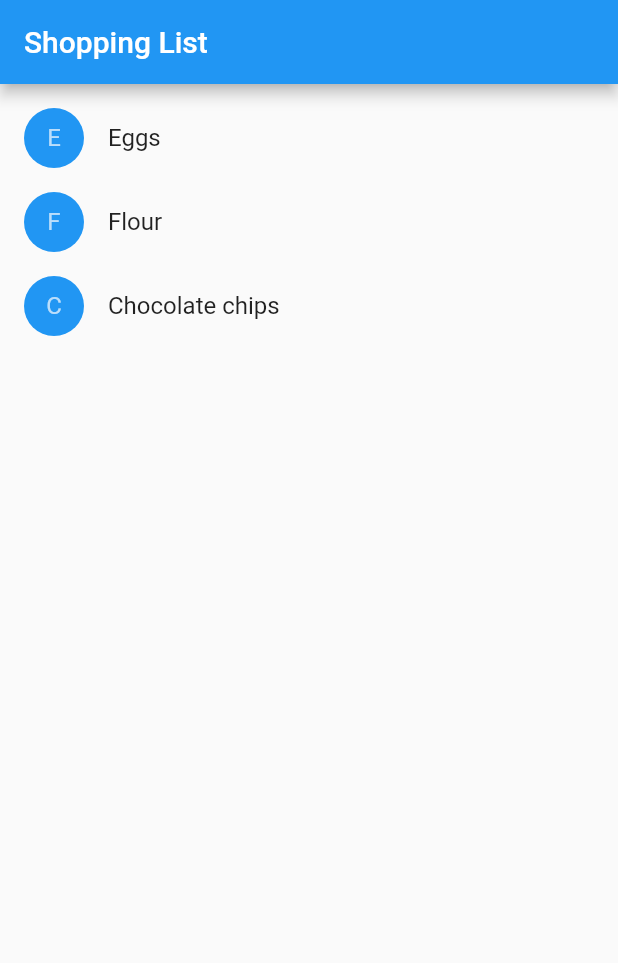
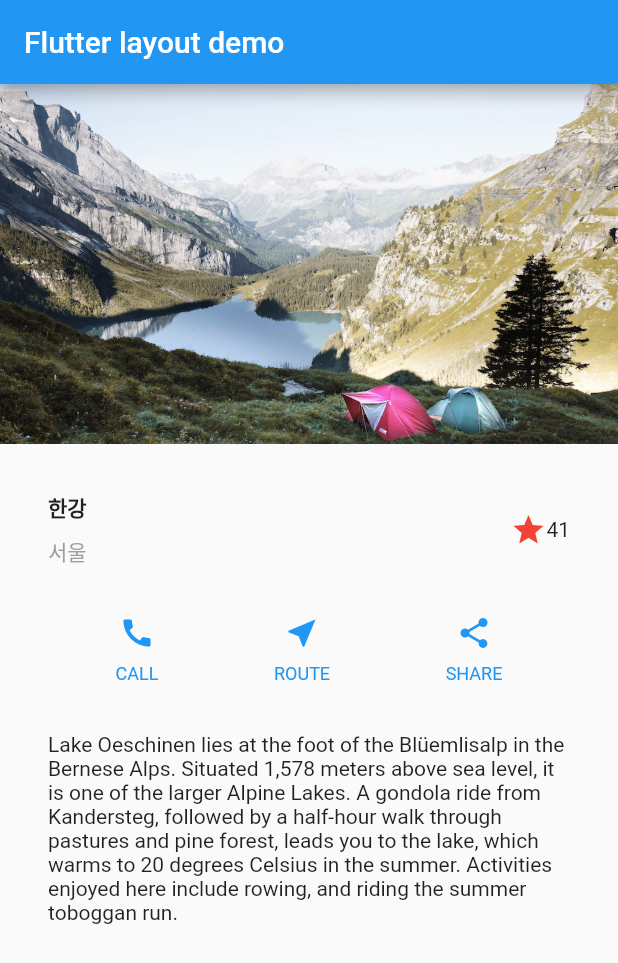
Before and after one commit to dohyun82/flutter-demo, a Flutter app: the screen it shows after launch, on a phone screen of 412 x 824 dp. Shown: the top 963 px of the screen. Run offline on Flutter 3.47's test engine with Material 2 defaults, Android fonts, the phone set to English and light mode, and no system bars.

Commit message:
feat : Tutorial

```diff
--- a/lib/main.dart
+++ b/lib/main.dart
@@ -10,22 +10,130 @@
 ///
 void main() {
   /// runApp 함수는 주어진 위젯을 가져와서 루트로 만든다.
-  runApp(
-    /// Material 위젯을 사용하기 위해 MaterialApp 으로 실행한다.
-    const MaterialApp(
-      title: 'My app',
+  runApp(const MyApp());
+  // runApp(
+  //   /// Material 위젯을 사용하기 위해 MaterialApp 으로 실행한다.
+  //   const MaterialApp(
+  //     title: 'My app',
+  //     home: Scaffold(
+  //       body: Center(
+  //           child: ShoppingList(
+  //         products: [
+  //           Product(name: 'Eggs'),
+  //           Product(name: 'Flour'),
+  //           Product(name: 'Chocolate chips'),
+  //         ],
+  //       )),
+  //     ),
+  //   ),
+  // );
+}
+
+class MyApp extends StatelessWidget {
+  const MyApp({Key? key}) : super(key: key);
+
+  @override
+  Widget build(BuildContext context) {
+    Widget titleSection = Container(
+      padding: const EdgeInsets.all(32),
+      child: Row(
+        children: [
+          Expanded(
+            child: Column(
+              crossAxisAlignment: CrossAxisAlignment.start,
+              children: [
+                Container(
+                  padding: const EdgeInsets.only(bottom: 8),
+                  child: const Text(
+                    "한강",
+                    style: TextStyle(
+                      fontWeight: FontWeight.bold,
+                    ),
+                  ),
+                ),
+                Text(
+                  '서울',
+                  style: TextStyle(color: Colors.grey[500]),
+                )
+              ],
+            ),
+          ),
+          Icon(
+            Icons.star,
+            color: Colors.red[500],
+          ),
+          const Text('41'),
+        ],
+      ),
+    );
+
+    Color color = Theme.of(context).primaryColor;
+
+    Widget buttonSection = Row(
+      mainAxisAlignment: MainAxisAlignment.spaceEvenly,
+      children: [
+        _buildButtonColumn(color, Icons.call, 'CALL'),
+        _buildButtonColumn(color, Icons.near_me, 'ROUTE'),
+        _buildButtonColumn(color, Icons.share, 'SHARE'),
+      ],
+    );
+
+    Widget textSection = const Padding(
+      padding: EdgeInsets.all(32),
+      child: Text(
+        'Lake Oeschinen lies at the foot of the Blüemlisalp in the Bernese '
+        'Alps. Situated 1,578 meters above sea level, it is one of the '
+        'larger Alpine Lakes. A gondola ride from Kandersteg, followed by a '
+        'half-hour walk through pastures and pine forest, leads you to the '
+        'lake, which warms to 20 degrees Celsius in the summer. Activities '
+        'enjoyed here include rowing, and riding the summer toboggan run.',
+        softWrap: true,
+      ),
+    );
+
+    return MaterialApp(
+      title: "Flutter layout demo",
       home: Scaffold(
-        body: Center(
-            child: ShoppingList(
-          products: [
-            Product(name: 'Eggs'),
-            Product(name: 'Flour'),
-            Product(name: 'Chocolate chips'),
+        appBar: AppBar(
+          title: const Text('Flutter layout demo'),
+        ),
+        body: ListView(
+          children: [
+            Image.asset(
+              'images/lake.jpeg',
+              width: 600,
+              height: 240,
+              fit: BoxFit.cover,
+            ),
+            titleSection,
+            buttonSection,
+            textSection,
           ],
-        )),
+        ),
       ),
-    ),
-  );
+    );
+  }
+
+  Column _buildButtonColumn(Color color, IconData icon, String label) {
+    return Column(
+      mainAxisSize: MainAxisSize.min,
+      mainAxisAlignment: MainAxisAlignment.center,
+      children: [
+        Icon(icon, color: color),
+        Container(
+          margin: const EdgeInsets.only(top: 8),
+          child: Text(
+            label,
+            style: TextStyle(
+              fontSize: 12,
+              fontWeight: FontWeight.w400,
+              color: color,
+            ),
+          ),
+        )
+      ],
+    );
+  }
 }
 
 class Product {
--- a/pubspec.yaml
+++ b/pubspec.yaml
@@ -58,8 +58,8 @@
   uses-material-design: true
 
   # To add assets to your application, add an assets section, like this:
-  # assets:
-  #   - images/a_dot_burr.jpeg
+  assets:
+     - images/lake.jpeg
   #   - images/a_dot_ham.jpeg
 
   # An image asset can refer to one or more resolution-specific "variants", see
```
Also changed, not shown: images/lake.jpeg (added), 1 other file.
